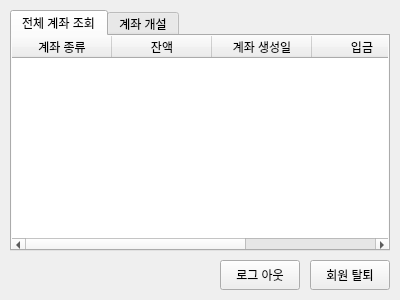
This is userwidget.ui in jejuvita01/VEDA_BankManagement as Qt 5 draws it before an edit. The edited form follows.
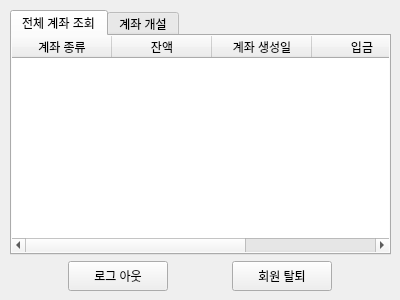
This is the edited form.

Commit message:
feat: 버튼 변경, signal 함수 정의
- 버튼 위치 변경
- 로그 아웃과 회원 탈퇴를 위한 signal 함수 정의
- 회원 탈퇴에 필요한 정보인 id 멤버 변수로 정의

```diff
--- a/userwidget.ui
+++ b/userwidget.ui
@@ -13,15 +13,30 @@
   <property name="windowTitle">
    <string>Form</string>
   </property>
+  <widget class="QWidget" name="verticalLayoutWidget_3">
+   <property name="geometry">
+    <rect>
+     <x>0</x>
+     <y>0</y>
+     <width>401</width>
+     <height>301</height>
+    </rect>
+   </property>
+   <layout class="QVBoxLayout" name="verticalLayout_3" stretch="1,0">
+    <property name="leftMargin">
+     <number>10</number>
+    </property>
+    <property name="topMargin">
+     <number>10</number>
+    </property>
+    <property name="rightMargin">
+     <number>10</number>
+    </property>
+    <property name="bottomMargin">
+     <number>10</number>
+    </property>
+    <item>
   <widget class="QTabWidget" name="tabWidget">
-   <property name="geometry">
-    <rect>
-     <x>10</x>
-     <y>10</y>
-     <width>380</width>
-     <height>241</height>
-    </rect>
-   </property>
    <property name="currentIndex">
     <number>0</number>
    </property>
@@ -185,31 +200,50 @@
     </widget>
    </widget>
   </widget>
+    </item>
+    <item>
+     <layout class="QHBoxLayout" name="horizontalLayout_2">
+      <item>
   <widget class="QPushButton" name="logoutBtn">
-   <property name="geometry">
-    <rect>
-     <x>220</x>
-     <y>260</y>
-     <width>80</width>
+        <property name="minimumSize">
+         <size>
+          <width>100</width>
      <height>30</height>
-    </rect>
+         </size>
+        </property>
+        <property name="maximumSize">
+         <size>
+          <width>100</width>
+          <height>30</height>
+         </size>
    </property>
    <property name="text">
     <string>로그 아웃</string>
    </property>
   </widget>
+      </item>
+      <item>
   <widget class="QPushButton" name="withdrawBtn">
-   <property name="geometry">
-    <rect>
-     <x>310</x>
-     <y>260</y>
-     <width>80</width>
+        <property name="minimumSize">
+         <size>
+          <width>100</width>
      <height>30</height>
-    </rect>
+         </size>
+        </property>
+        <property name="maximumSize">
+         <size>
+          <width>100</width>
+          <height>30</height>
+         </size>
    </property>
    <property name="text">
     <string>회원 탈퇴</string>
    </property>
+       </widget>
+      </item>
+     </layout>
+    </item>
+   </layout>
   </widget>
  </widget>
  <resources/>
```
Lines whose indentation alone changed are shown as unchanged. The commit also changes 2 other files.
